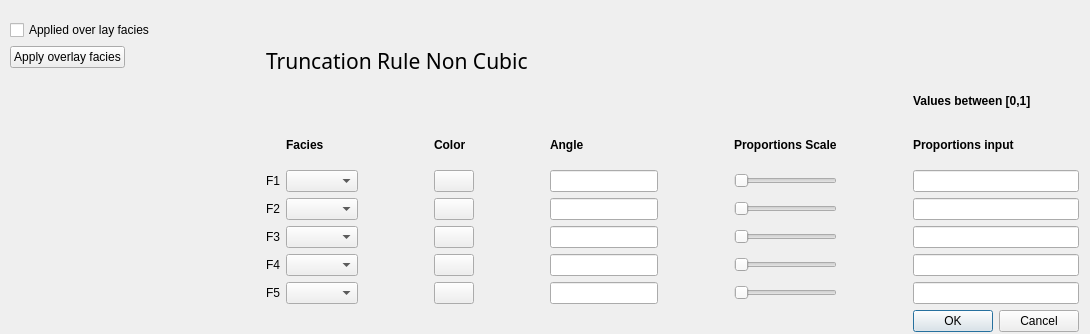
Before: the Qt Designer form ui/TruncRuleTypeNonCubic.ui in equinor/APS-Facies, drawn with Qt 5.
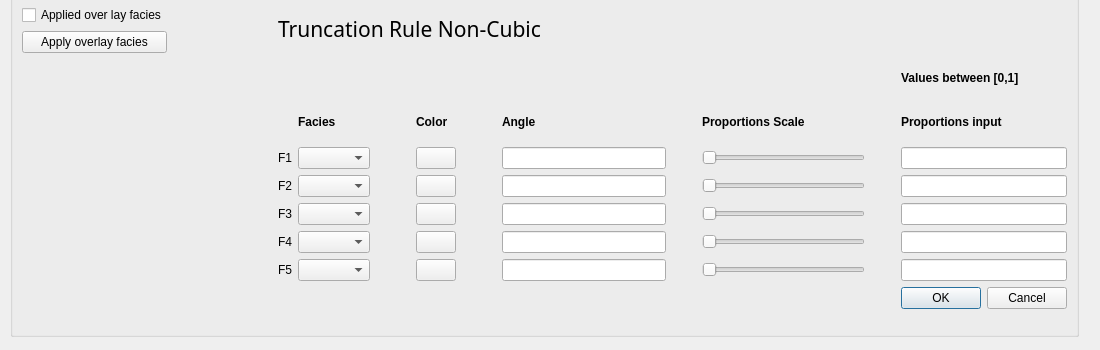
After: the same form once the commit is applied. Custom widgets are drawn as their Qt base class.

```diff
--- a/ui/TruncRuleTypeNonCubic.ui
+++ b/ui/TruncRuleTypeNonCubic.ui
@@ -6,23 +6,51 @@
    <rect>
     <x>0</x>
     <y>0</y>
-    <width>1090</width>
-    <height>334</height>
+    <width>1100</width>
+    <height>350</height>
    </rect>
   </property>
   <property name="windowTitle">
    <string>Form</string>
   </property>
-  <widget class="QWidget" name="layoutWidget">
+  <widget class="QGroupBox" name="truncation_rule_non_cubic">
    <property name="geometry">
     <rect>
      <x>10</x>
-     <y>20</y>
+     <y>-10</y>
      <width>1069</width>
-     <height>312</height>
+     <height>347</height>
     </rect>
    </property>
    <layout class="QFormLayout" name="formLayout">
+    <item row="3" column="0">
+     <widget class="QCustomPlot" name="m_plot_truncation_rule_non_cubic" native="true">
+      <property name="minimumSize">
+       <size>
+        <width>250</width>
+        <height>250</height>
+       </size>
+      </property>
+     </widget>
+    </item>
+    <item row="1" column="0">
+     <layout class="QGridLayout" name="layout_apply_overlay_facies">
+      <item row="1" column="0">
+       <widget class="QPushButton" name="m_button_apply_overlay_facies">
+        <property name="text">
+         <string>Apply overlay facies</string>
+        </property>
+       </widget>
+      </item>
+      <item row="0" column="0">
+       <widget class="QCheckBox" name="m_toggle_apply_overlay_facies">
+        <property name="text">
+         <string>Applied over lay facies</string>
+        </property>
+       </widget>
+      </item>
+     </layout>
+    </item>
     <item row="1" column="1">
      <widget class="QLabel" name="TruncationRuleNonCubic_label">
       <property name="font">
@@ -34,12 +62,12 @@
        </font>
       </property>
       <property name="text">
-       <string>Truncation Rule Non Cubic</string>
+       <string>Truncation Rule Non-Cubic</string>
       </property>
      </widget>
     </item>
-    <item row="2" column="1">
-     <layout class="QGridLayout" name="gridLayout">
+    <item row="3" column="1">
+     <layout class="QGridLayout" name="layout_truncation_rule_non_cubic">
       <item row="3" column="0">
        <widget class="QLabel" name="F1_label">
         <property name="text">
@@ -50,50 +78,14 @@
       <item row="3" column="1">
        <widget class="QComboBox" name="F1_qcombobox"/>
       </item>
-      <item row="3" column="2">
-       <spacer name="horizontalSpacer_5">
-        <property name="orientation">
-         <enum>Qt::Horizontal</enum>
-        </property>
-        <property name="sizeHint" stdset="0">
-         <size>
-          <width>40</width>
-          <height>20</height>
-         </size>
-        </property>
-       </spacer>
+      <item row="4" column="3">
+       <widget class="QPushButton" name="m_color_button_F2"/>
       </item>
       <item row="3" column="3">
-       <widget class="QPushButton" name="F1_colorbutton"/>
-      </item>
-      <item row="3" column="4">
-       <spacer name="horizontalSpacer_6">
-        <property name="orientation">
-         <enum>Qt::Horizontal</enum>
-        </property>
-        <property name="sizeHint" stdset="0">
-         <size>
-          <width>40</width>
-          <height>20</height>
-         </size>
-        </property>
-       </spacer>
+       <widget class="QPushButton" name="m_color_button_F1"/>
       </item>
       <item row="3" column="5">
-       <widget class="QLineEdit" name="F1_Angle_lineEdit"/>
-      </item>
-      <item row="3" column="6">
-       <spacer name="horizontalSpacer_7">
-        <property name="orientation">
-         <enum>Qt::Horizontal</enum>
-        </property>
-        <property name="sizeHint" stdset="0">
-         <size>
-          <width>40</width>
-          <height>20</height>
-         </size>
-        </property>
-       </spacer>
+       <widget class="QLineEdit" name="m_edit_F1_angle"/>
       </item>
       <item row="3" column="7">
        <widget class="QSlider" name="F1_horizontalSlider">
@@ -102,18 +94,8 @@
         </property>
        </widget>
       </item>
-      <item row="3" column="8">
-       <spacer name="horizontalSpacer_8">
-        <property name="orientation">
-         <enum>Qt::Horizontal</enum>
-        </property>
-        <property name="sizeHint" stdset="0">
-         <size>
-          <width>40</width>
-          <height>20</height>
-         </size>
-        </property>
-       </spacer>
+      <item row="4" column="1">
+       <widget class="QComboBox" name="m_choose_F2"/>
       </item>
       <item row="3" column="9">
        <widget class="QLineEdit" name="F1_Prop_lineEdit"/>
@@ -125,76 +107,24 @@
         </property>
        </widget>
       </item>
-      <item row="4" column="1">
-       <widget class="QComboBox" name="F2_qcombobox"/>
-      </item>
-      <item row="4" column="2">
-       <spacer name="horizontalSpacer_9">
-        <property name="orientation">
-         <enum>Qt::Horizontal</enum>
-        </property>
-        <property name="sizeHint" stdset="0">
-         <size>
-          <width>40</width>
-          <height>20</height>
-         </size>
-        </property>
-       </spacer>
-      </item>
-      <item row="4" column="3">
-       <widget class="QPushButton" name="F2_colorbutton"/>
-      </item>
-      <item row="4" column="4">
-       <spacer name="horizontalSpacer_10">
-        <property name="orientation">
-         <enum>Qt::Horizontal</enum>
-        </property>
-        <property name="sizeHint" stdset="0">
-         <size>
-          <width>40</width>
-          <height>20</height>
-         </size>
-        </property>
-       </spacer>
-      </item>
       <item row="4" column="5">
        <widget class="QLineEdit" name="F2_Angle_lineEdit"/>
       </item>
-      <item row="4" column="6">
-       <spacer name="horizontalSpacer_11">
-        <property name="orientation">
-         <enum>Qt::Horizontal</enum>
-        </property>
-        <property name="sizeHint" stdset="0">
-         <size>
-          <width>40</width>
-          <height>20</height>
-         </size>
-        </property>
-       </spacer>
-      </item>
-      <item row="4" column="7">
-       <widget class="QSlider" name="F2_horizontalSlider">
-        <property name="orientation">
-         <enum>Qt::Horizontal</enum>
-        </property>
-       </widget>
-      </item>
-      <item row="4" column="8">
-       <spacer name="horizontalSpacer_12">
-        <property name="orientation">
-         <enum>Qt::Horizontal</enum>
-        </property>
-        <property name="sizeHint" stdset="0">
-         <size>
-          <width>40</width>
-          <height>20</height>
-         </size>
-        </property>
-       </spacer>
+      <item row="6" column="3">
+       <widget class="QPushButton" name="m_color_button_F4"/>
       </item>
       <item row="4" column="9">
-       <widget class="QLineEdit" name="F2_Prop_lineEdit_2"/>
+       <widget class="QLineEdit" name="m_edit_F2_proportion"/>
+      </item>
+      <item row="4" column="7">
+       <widget class="QSlider" name="m_slider_F2">
+        <property name="orientation">
+         <enum>Qt::Horizontal</enum>
+        </property>
+       </widget>
+      </item>
+      <item row="5" column="1">
+       <widget class="QComboBox" name="m_choose_F3"/>
       </item>
       <item row="5" column="0">
        <widget class="QLabel" name="F3_label">
@@ -203,76 +133,24 @@
         </property>
        </widget>
       </item>
-      <item row="5" column="1">
-       <widget class="QComboBox" name="F3_qcombobox"/>
-      </item>
-      <item row="5" column="2">
-       <spacer name="horizontalSpacer_13">
-        <property name="orientation">
-         <enum>Qt::Horizontal</enum>
-        </property>
-        <property name="sizeHint" stdset="0">
-         <size>
-          <width>40</width>
-          <height>20</height>
-         </size>
-        </property>
-       </spacer>
-      </item>
-      <item row="5" column="3">
-       <widget class="QPushButton" name="F3_colorbutton"/>
-      </item>
-      <item row="5" column="4">
-       <spacer name="horizontalSpacer_14">
-        <property name="orientation">
-         <enum>Qt::Horizontal</enum>
-        </property>
-        <property name="sizeHint" stdset="0">
-         <size>
-          <width>40</width>
-          <height>20</height>
-         </size>
-        </property>
-       </spacer>
-      </item>
       <item row="5" column="5">
        <widget class="QLineEdit" name="F3_Angle_lineEdit"/>
       </item>
-      <item row="5" column="6">
-       <spacer name="horizontalSpacer_15">
-        <property name="orientation">
-         <enum>Qt::Horizontal</enum>
-        </property>
-        <property name="sizeHint" stdset="0">
-         <size>
-          <width>40</width>
-          <height>20</height>
-         </size>
-        </property>
-       </spacer>
-      </item>
-      <item row="5" column="7">
-       <widget class="QSlider" name="F3_horizontalSlider">
-        <property name="orientation">
-         <enum>Qt::Horizontal</enum>
-        </property>
-       </widget>
-      </item>
-      <item row="5" column="8">
-       <spacer name="horizontalSpacer_16">
-        <property name="orientation">
-         <enum>Qt::Horizontal</enum>
-        </property>
-        <property name="sizeHint" stdset="0">
-         <size>
-          <width>40</width>
-          <height>20</height>
-         </size>
-        </property>
-       </spacer>
+      <item row="5" column="3">
+       <widget class="QPushButton" name="m_color_button_F3"/>
       </item>
       <item row="5" column="9">
-       <widget class="QLineEdit" name="F3_Prop_lineEdit"/>
+       <widget class="QLineEdit" name="m_edit_F3_proportion"/>
+      </item>
+      <item row="5" column="7">
+       <widget class="QSlider" name="m_slider_F3">
+        <property name="orientation">
+         <enum>Qt::Horizontal</enum>
+        </property>
+       </widget>
+      </item>
+      <item row="6" column="1">
+       <widget class="QComboBox" name="m_chooser_F4"/>
       </item>
       <item row="6" column="0">
        <widget class="QLabel" name="F4_label">
@@ -281,154 +159,44 @@
         </property>
        </widget>
       </item>
-      <item row="6" column="1">
-       <widget class="QComboBox" name="F4_qcombobox"/>
-      </item>
-      <item row="6" column="2">
-       <spacer name="horizontalSpacer_17">
-        <property name="orientation">
-         <enum>Qt::Horizontal</enum>
-        </property>
-        <property name="sizeHint" stdset="0">
-         <size>
-          <width>40</width>
-          <height>20</height>
-         </size>
-        </property>
-       </spacer>
-      </item>
-      <item row="6" column="3">
-       <widget class="QPushButton" name="F4_colorbutton"/>
-      </item>
-      <item row="6" column="4">
-       <spacer name="horizontalSpacer_18">
-        <property name="orientation">
-         <enum>Qt::Horizontal</enum>
-        </property>
-        <property name="sizeHint" stdset="0">
-         <size>
-          <width>40</width>
-          <height>20</height>
-         </size>
-        </property>
-       </spacer>
-      </item>
       <item row="6" column="5">
-       <widget class="QLineEdit" name="F4_Angle_lineEdit"/>
-      </item>
-      <item row="6" column="6">
-       <spacer name="horizontalSpacer_19">
-        <property name="orientation">
-         <enum>Qt::Horizontal</enum>
-        </property>
-        <property name="sizeHint" stdset="0">
-         <size>
-          <width>40</width>
-          <height>20</height>
-         </size>
-        </property>
-       </spacer>
-      </item>
-      <item row="6" column="7">
-       <widget class="QSlider" name="F4_horizontalSlider">
-        <property name="orientation">
-         <enum>Qt::Horizontal</enum>
-        </property>
-       </widget>
-      </item>
-      <item row="6" column="8">
-       <spacer name="horizontalSpacer_20">
-        <property name="orientation">
-         <enum>Qt::Horizontal</enum>
-        </property>
-        <property name="sizeHint" stdset="0">
-         <size>
-          <width>40</width>
-          <height>20</height>
-         </size>
-        </property>
-       </spacer>
+       <widget class="QLineEdit" name="m_edit_F4_angle"/>
       </item>
       <item row="6" column="9">
        <widget class="QLineEdit" name="F4_Prop_lineEdit"/>
       </item>
-      <item row="7" column="0">
-       <widget class="QLabel" name="F5_label">
-        <property name="text">
-         <string>F5</string>
+      <item row="6" column="7">
+       <widget class="QSlider" name="m_slider_F4_horizontalSlider">
+        <property name="orientation">
+         <enum>Qt::Horizontal</enum>
         </property>
        </widget>
       </item>
       <item row="7" column="1">
-       <widget class="QComboBox" name="F5_qcombobox"/>
-      </item>
-      <item row="7" column="2">
-       <spacer name="horizontalSpacer_21">
-        <property name="orientation">
-         <enum>Qt::Horizontal</enum>
-        </property>
-        <property name="sizeHint" stdset="0">
-         <size>
-          <width>40</width>
-          <height>20</height>
-         </size>
-        </property>
-       </spacer>
+       <widget class="QComboBox" name="m_chooser_F5"/>
       </item>
       <item row="7" column="3">
        <widget class="QPushButton" name="F5_colorbutton"/>
       </item>
-      <item row="7" column="4">
-       <spacer name="horizontalSpacer_22">
-        <property name="orientation">
-         <enum>Qt::Horizontal</enum>
+      <item row="7" column="0">
+       <widget class="QLabel" name="label_F5">
+        <property name="text">
+         <string>F5</string>
         </property>
-        <property name="sizeHint" stdset="0">
-         <size>
-          <width>40</width>
-          <height>20</height>
-         </size>
-        </property>
-       </spacer>
+       </widget>
       </item>
       <item row="7" column="5">
-       <widget class="QLineEdit" name="F5_Angle_lineEdit"/>
-      </item>
-      <item row="7" column="6">
-       <spacer name="horizontalSpacer_23">
-        <property name="orientation">
-         <enum>Qt::Horizontal</enum>
-        </property>
-        <property name="sizeHint" stdset="0">
-         <size>
-          <width>40</width>
-          <height>20</height>
-         </size>
-        </property>
-       </spacer>
-      </item>
-      <item row="7" column="7">
-       <widget class="QSlider" name="F5_horizontalSlider">
-        <property name="orientation">
-         <enum>Qt::Horizontal</enum>
-        </property>
-       </widget>
-      </item>
-      <item row="7" column="8">
-       <spacer name="horizontalSpacer_24">
-        <property name="orientation">
-         <enum>Qt::Horizontal</enum>
-        </property>
-        <property name="sizeHint" stdset="0">
-         <size>
-          <width>40</width>
-          <height>20</height>
-         </size>
-        </property>
-       </spacer>
+       <widget class="QLineEdit" name="m_edit_F5_angle"/>
       </item>
       <item row="7" column="9">
-       <widget class="QLineEdit" name="F5_Prop_lineEdit"/>
+       <widget class="QLineEdit" name="m_edit_F5_proportion"/>
+      </item>
+      <item row="7" column="7">
+       <widget class="QSlider" name="m_slider_F5">
+        <property name="orientation">
+         <enum>Qt::Horizontal</enum>
+        </property>
+       </widget>
       </item>
       <item row="2" column="1">
        <widget class="QLabel" name="Facies_label_2">
@@ -495,54 +263,6 @@
         </property>
        </widget>
       </item>
-      <item row="2" column="2">
-       <spacer name="horizontalSpacer_1">
-        <property name="orientation">
-         <enum>Qt::Horizontal</enum>
-        </property>
-        <property name="sizeType">
-         <enum>QSizePolicy::Preferred</enum>
-        </property>
-        <property name="sizeHint" stdset="0">
-         <size>
-          <width>40</width>
-          <height>20</height>
-         </size>
-        </property>
-       </spacer>
-      </item>
-      <item row="2" column="4">
-       <spacer name="horizontalSpacer_2">
-        <property name="orientation">
-         <enum>Qt::Horizontal</enum>
-        </property>
-        <property name="sizeType">
-         <enum>QSizePolicy::Preferred</enum>
-        </property>
-        <property name="sizeHint" stdset="0">
-         <size>
-          <width>40</width>
-          <height>20</height>
-         </size>
-        </property>
-       </spacer>
-      </item>
-      <item row="2" column="6">
-       <spacer name="horizontalSpacer_3">
-        <property name="orientation">
-         <enum>Qt::Horizontal</enum>
-        </property>
-        <property name="sizeType">
-         <enum>QSizePolicy::Preferred</enum>
-        </property>
-        <property name="sizeHint" stdset="0">
-         <size>
-          <width>30</width>
-          <height>20</height>
-         </size>
-        </property>
-       </spacer>
-      </item>
       <item row="8" column="9">
        <widget class="QDialogButtonBox" name="TruncationRuleNonCubic_buttonBox">
         <property name="standardButtons">
@@ -563,6 +283,38 @@
         </property>
        </widget>
       </item>
+      <item row="2" column="4">
+       <spacer name="spacer_color">
+        <property name="orientation">
+         <enum>Qt::Horizontal</enum>
+        </property>
+        <property name="sizeType">
+         <enum>QSizePolicy::Preferred</enum>
+        </property>
+        <property name="sizeHint" stdset="0">
+         <size>
+          <width>40</width>
+          <height>20</height>
+         </size>
+        </property>
+       </spacer>
+      </item>
+      <item row="2" column="6">
+       <spacer name="spacer_angle">
+        <property name="orientation">
+         <enum>Qt::Horizontal</enum>
+        </property>
+        <property name="sizeType">
+         <enum>QSizePolicy::Preferred</enum>
+        </property>
+        <property name="sizeHint" stdset="0">
+         <size>
+          <width>30</width>
+          <height>20</height>
+         </size>
+        </property>
+       </spacer>
+      </item>
       <item row="2" column="8">
        <spacer name="horizontalSpacer_4">
         <property name="orientation">
@@ -579,32 +331,24 @@
         </property>
        </spacer>
       </item>
+      <item row="2" column="2">
+       <spacer name="spacer_facies">
+        <property name="orientation">
+         <enum>Qt::Horizontal</enum>
+        </property>
+        <property name="sizeType">
+         <enum>QSizePolicy::Preferred</enum>
+        </property>
+        <property name="sizeHint" stdset="0">
+         <size>
+          <width>40</width>
+          <height>20</height>
+         </size>
+        </property>
+       </spacer>
+      </item>
      </layout>
     </item>
-    <item row="1" column="0">
-     <widget class="QPushButton" name="TruncationRuleIcon_qpushbutton">
-      <property name="text">
-       <string>Apply overlay facies</string>
-      </property>
-     </widget>
-    </item>
-    <item row="0" column="0">
-     <widget class="QCheckBox" name="checkBox">
-      <property name="text">
-       <string>Applied over lay facies</string>
-      </property>
-     </widget>
-    </item>
-    <item row="2" column="0">
-     <widget class="QCustomPlot" name="TruncationRuleNoenCubic_kplotwidget" native="true">
-      <property name="minimumSize">
-       <size>
-        <width>250</width>
-        <height>250</height>
-       </size>
-      </property>
-     </widget>
-    </item>
    </layout>
   </widget>
  </widget>
```
Left out of the diff: 42 changed lines with no effect on the pictures.
